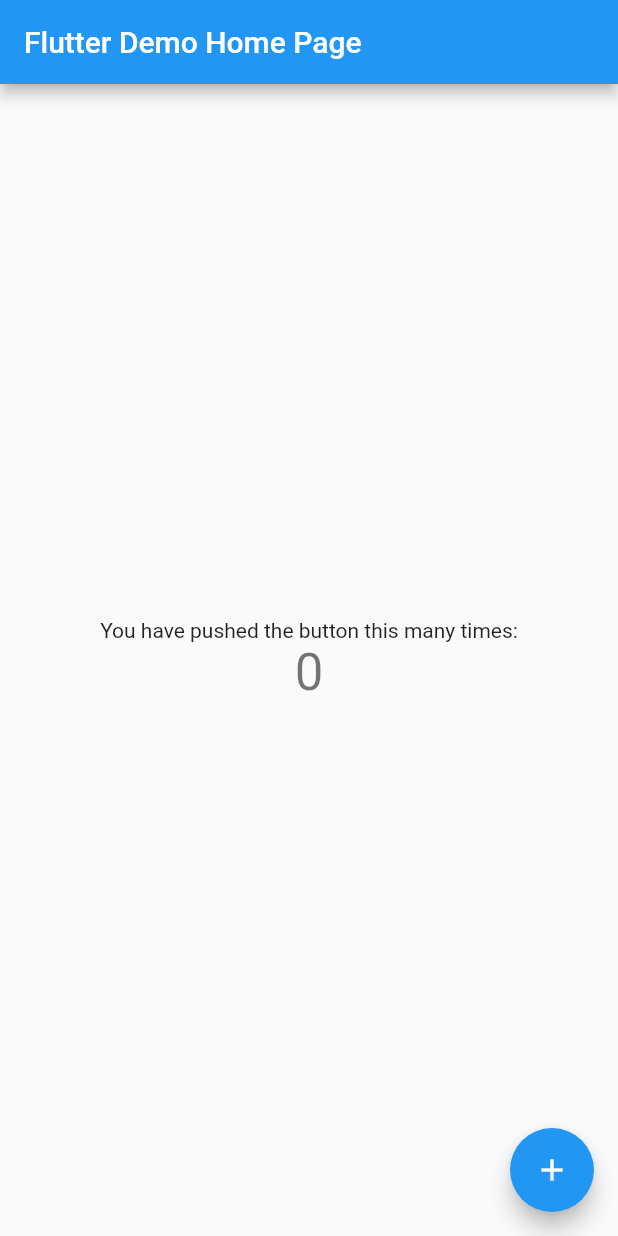
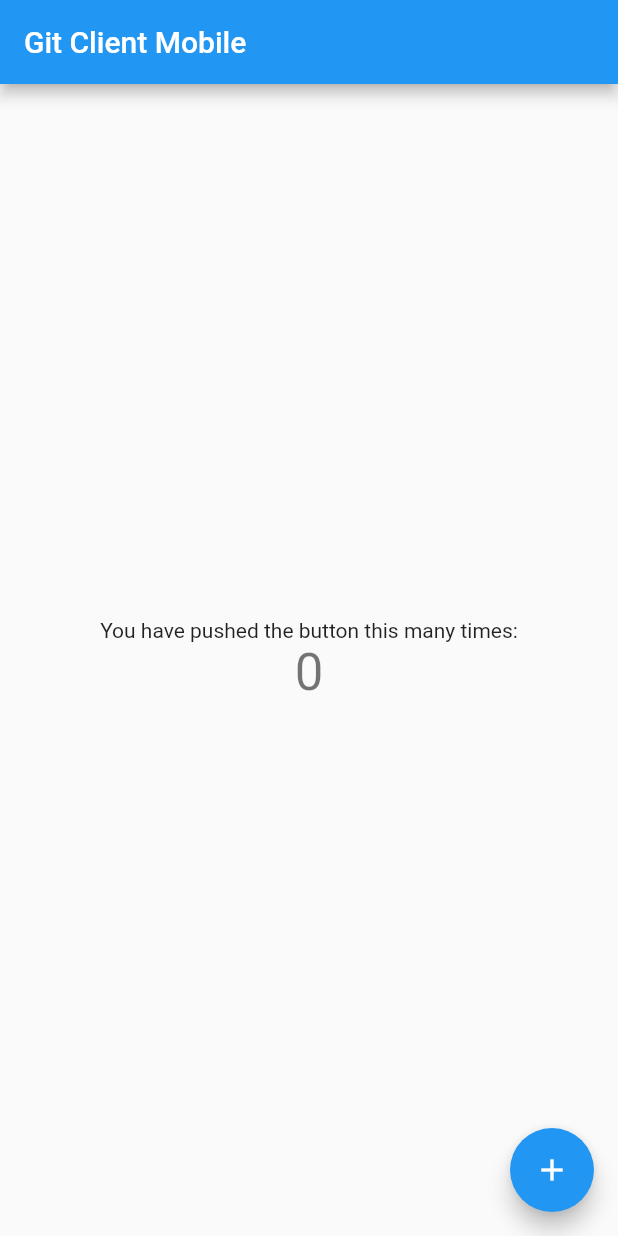
Before and after one commit to LucasWolfW/git_client_mobile, a Flutter app: the screen it shows after launch, on a phone screen of 412 x 824 dp. Run offline on Flutter 3.47's test engine with Material 2 defaults, Android fonts, the phone set to English and light mode, and no system bars.

Commit message:
Feat: Alterado Nome do aplicativo no cabeçalho

```diff
--- a/lib/main.dart
+++ b/lib/main.dart
@@ -20,7 +20,7 @@ class MyApp extends StatelessWidget {
         // is not restarted.
         primarySwatch: Colors.blue,
       ),
-      home: MyHomePage(title: 'Flutter Demo Home Page'),
+      home: MyHomePage(title: 'Git Client Mobile'),
     );
   }
 }
```
